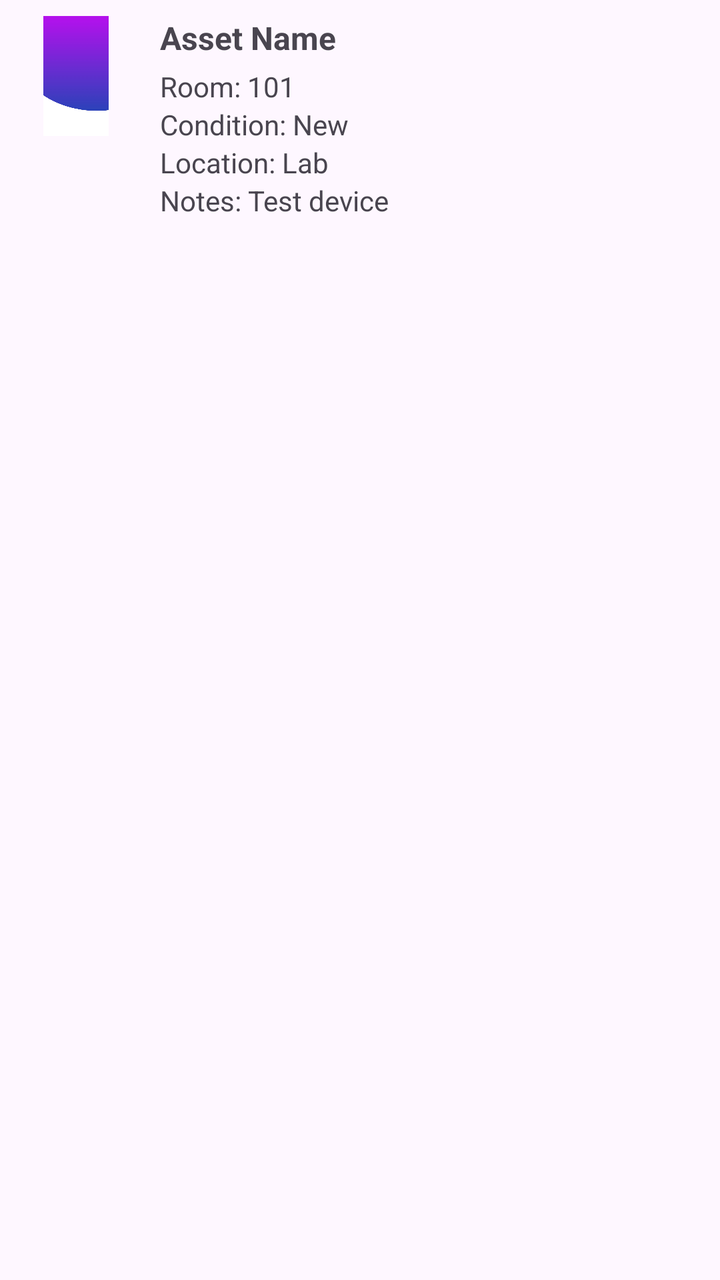
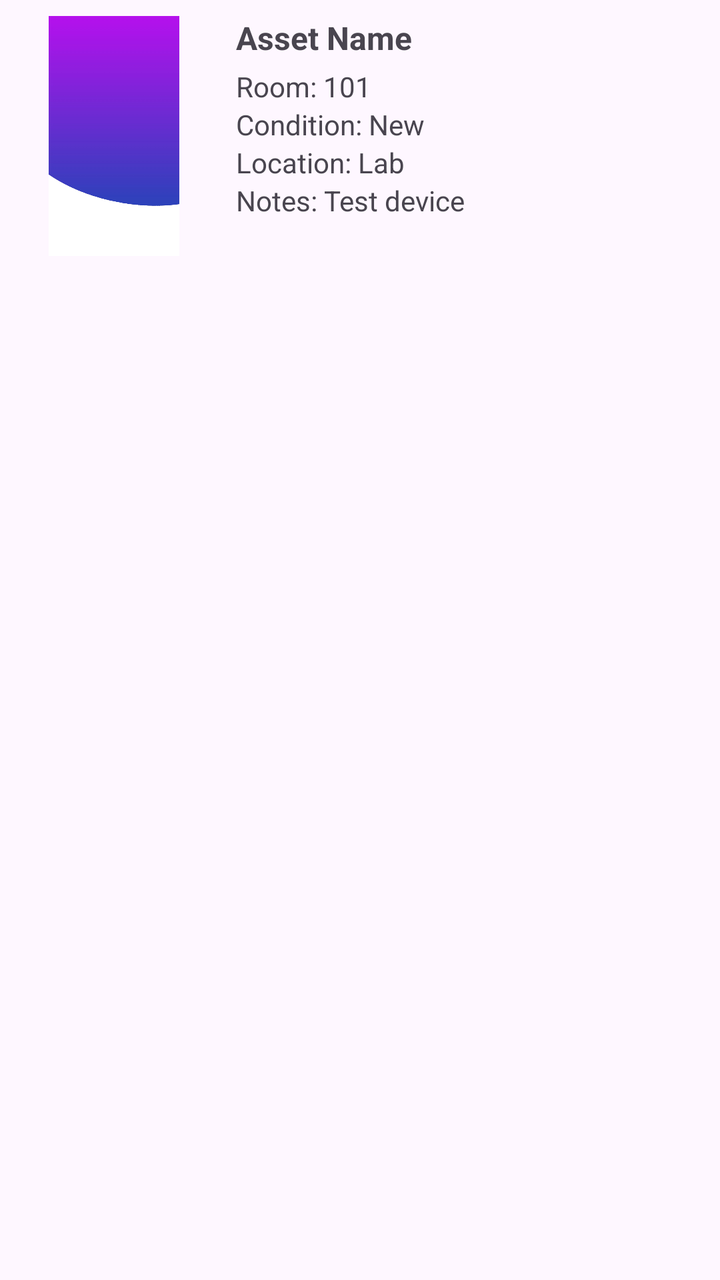

Two renders of the same Android screen: before a commit and after it. Below are the layout's source before the change and the commit's diff.
<!-- AndroidManifest.xml: application theme Theme.AppConiTag -->
<!-- res/layout/asset_list_item.xml -->
<LinearLayout xmlns:android="http://schemas.android.com/apk/res/android"
    android:orientation="horizontal"
    android:padding="8dp"
    android:layout_width="match_parent"
    android:layout_height="wrap_content">


    <ImageView
        android:id="@+id/assetImage"
        android:layout_width="60dp"
        android:layout_height="60dp"
        android:src="@drawable/background"
        android:layout_marginEnd="12dp"
        android:contentDescription="Asset image" />


    <LinearLayout
        android:orientation="vertical"
        android:layout_width="0dp"
        android:layout_height="wrap_content"
        android:layout_weight="1">

        <TextView android:id="@+id/assetName"
            android:textStyle="bold"
            android:text="Asset Name"
            android:textSize="16sp"
            android:layout_marginBottom="4dp"
            android:layout_width="wrap_content"
            android:layout_height="wrap_content"/>

        <TextView android:id="@+id/assetRoom"
            android:text="Room: 101"
            android:layout_width="wrap_content"
            android:layout_height="wrap_content"/>

        <TextView android:id="@+id/assetCondition"
            android:text="Condition: New"
            android:layout_width="wrap_content"
            android:layout_height="wrap_content"/>

        <TextView android:id="@+id/assetLocation"
            android:text="Location: Lab"
            android:layout_width="wrap_content"
            android:layout_height="wrap_content"/>

        <TextView android:id="@+id/assetNotes"
            android:text="Notes: Test device"
            android:layout_width="wrap_content"
            android:layout_height="wrap_content"/>
    </LinearLayout>
</LinearLayout>
<!-- resources referenced by this layout -->
<resources>
  <!-- drawable background: png bitmap (drawable, 19321 bytes) -->
  <style name="Theme.AppConiTag" parent="Base.Theme.AppConiTag" />
  <style name="Base.Theme.AppConiTag" parent="Theme.Material3.DayNight.NoActionBar">
          <item name="colorPrimary">@color/purple_500</item>
          <item name="colorPrimaryVariant">@color/purple_700</item>
          <item name="colorOnPrimary">@color/white</item>
          
          <item name="colorSecondary">@color/teal_200</item>
          <item name="colorSecondaryVariant">@color/teal_700</item>
          <item name="colorOnSecondary">@color/black</item>
          
      </style>
  <color name="purple_500">#FF6200EE</color>
  <color name="purple_700">#FF3700B3</color>
  <color name="white">#FFFFFFFF</color>
  <color name="teal_200">#FF03DAC5</color>
  <color name="teal_700">#FF018786</color>
  <color name="black">#FF000000</color>
</resources>

<!-- the commit's change to res/layout/asset_list_item.xml (unified diff, before → after) -->
@@ -7,8 +7,8 @@
 
     <ImageView
         android:id="@+id/assetImage"
-        android:layout_width="60dp"
-        android:layout_height="60dp"
+        android:layout_width="98dp"
+        android:layout_height="120dp"
         android:src="@drawable/background"
         android:layout_marginEnd="12dp"
         android:contentDescription="Asset image" />
